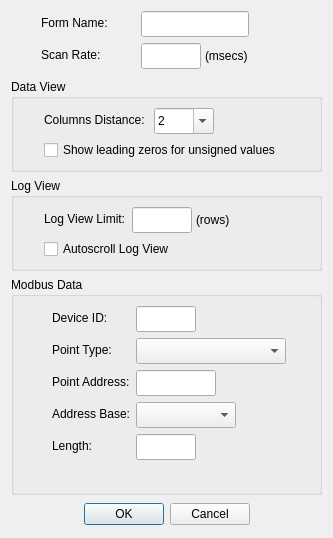
Before: the Qt Designer form src/dialogs/dialogdisplaydefinition.ui in sanny32/OpenModScan, drawn with Qt 5.
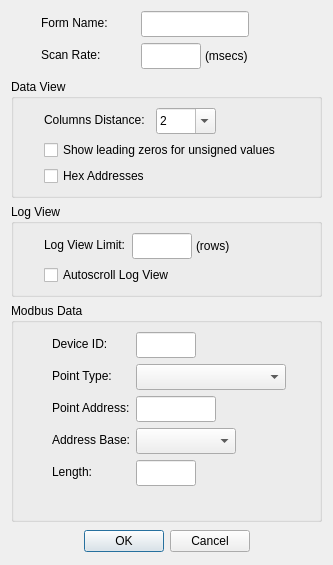
After: the same form once the commit is applied. Custom widgets are drawn as their Qt base class.

The edit to the form file:
```diff
--- a/src/dialogs/dialogdisplaydefinition.ui
+++ b/src/dialogs/dialogdisplaydefinition.ui
@@ -7,7 +7,7 @@
     <x>0</x>
     <y>0</y>
     <width>333</width>
-    <height>538</height>
+    <height>565</height>
    </rect>
   </property>
   <property name="windowTitle">
@@ -206,6 +206,13 @@
         </property>
        </widget>
       </item>
+      <item row="2" column="0">
+       <widget class="QCheckBox" name="checkBoxHexAddresses">
+        <property name="text">
+         <string>Hex Addresses</string>
+        </property>
+       </widget>
+      </item>
      </layout>
     </widget>
    </item>
```
